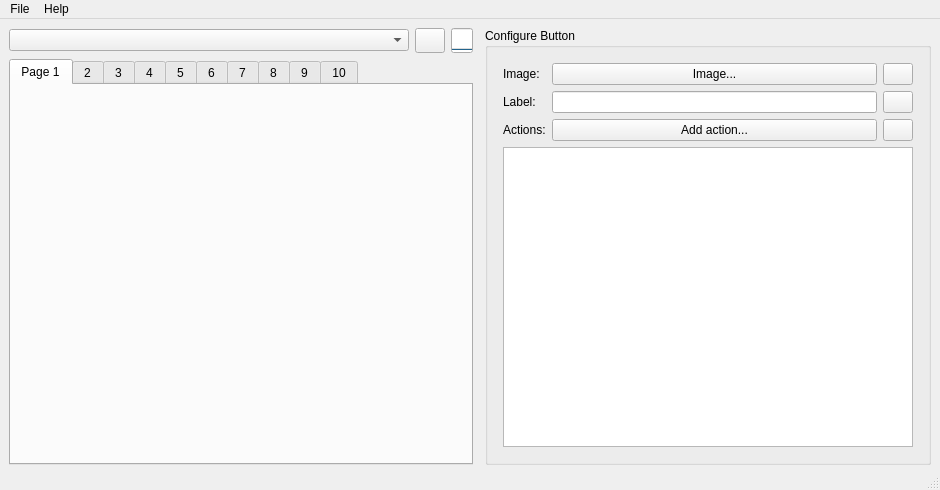
First picture: the form in streamdeck_ui/main.ui, repository timothycrosley/streamdeck-ui, before the edit.
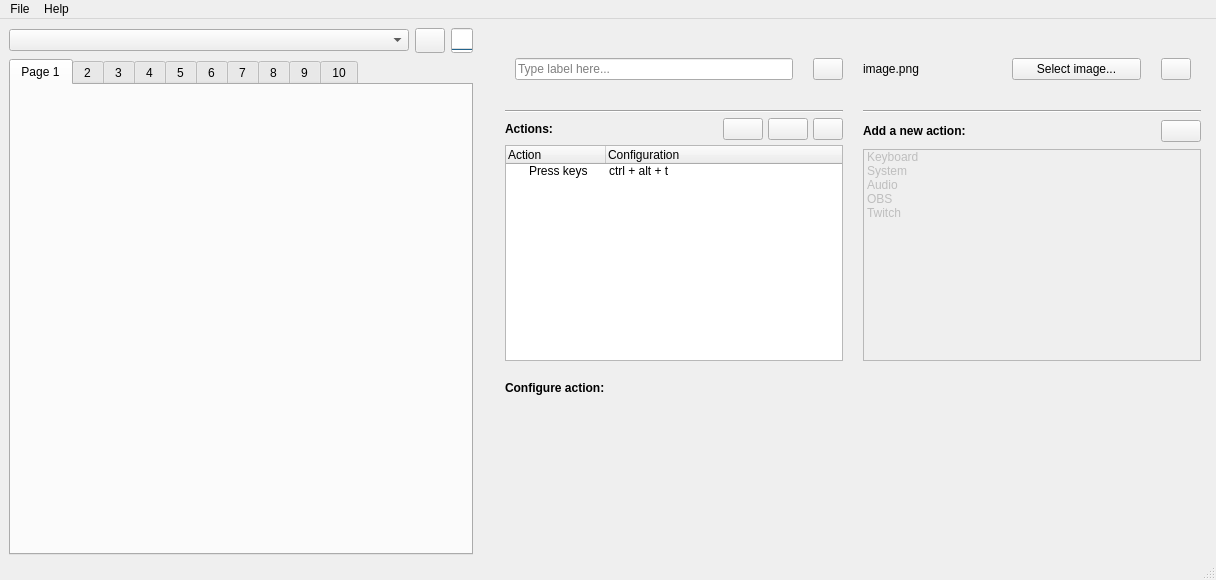
Second picture: the form after the edit. Icons and pictures are not drawn.

Commit message:
WIP some form layout experiments
This will likely be all discarded. Final version should have splitter
control to allow user to resize.

Patch:
```diff
--- a/streamdeck_ui/main.ui
+++ b/streamdeck_ui/main.ui
@@ -6,8 +6,8 @@
    <rect>
     <x>0</x>
     <y>0</y>
-    <width>940</width>
-    <height>490</height>
+    <width>1216</width>
+    <height>580</height>
    </rect>
   </property>
   <property name="windowTitle">
@@ -220,26 +220,15 @@
        </layout>
       </item>
       <item>
-       <layout class="QHBoxLayout" name="right_horizontalLayout">
-        <item>
-         <widget class="QGroupBox" name="groupBox">
-          <property name="minimumSize">
-           <size>
-            <width>250</width>
-            <height>0</height>
-           </size>
-          </property>
-          <property name="title">
-           <string>Configure Button</string>
-          </property>
-          <layout class="QVBoxLayout" name="verticalLayout_3">
-           <item>
-            <layout class="QVBoxLayout" name="verticalLayout_4">
+       <layout class="QVBoxLayout" name="verticalLayout" stretch="0,3,2">
+        <property name="spacing">
+         <number>20</number>
+        </property>
              <property name="leftMargin">
-              <number>6</number>
+         <number>20</number>
              </property>
              <property name="topMargin">
-              <number>6</number>
+         <number>20</number>
              </property>
              <property name="rightMargin">
               <number>6</number>
@@ -248,74 +237,36 @@
               <number>6</number>
              </property>
              <item>
-              <layout class="QFormLayout" name="formLayout">
-               <item row="0" column="0">
-                <widget class="QLabel" name="label">
-                 <property name="text">
-                  <string>Image:</string>
-                 </property>
-                </widget>
-               </item>
-               <item row="0" column="1">
+         <layout class="QHBoxLayout" name="horizontalLayout_6" stretch="1,1">
+          <property name="leftMargin">
+           <number>10</number>
+          </property>
+          <property name="topMargin">
+           <number>10</number>
+          </property>
+          <property name="rightMargin">
+           <number>10</number>
+          </property>
+          <property name="bottomMargin">
+           <number>10</number>
+          </property>
+          <item>
                 <layout class="QHBoxLayout" name="horizontalLayout_2">
-                 <property name="spacing">
-                  <number>6</number>
-                 </property>
                  <item>
-                  <widget class="QPushButton" name="imageButton">
-                   <property name="text">
-                    <string>Image...</string>
-                   </property>
-                  </widget>
-                 </item>
-                 <item>
-                  <widget class="QPushButton" name="removeButton">
-                   <property name="sizePolicy">
-                    <sizepolicy hsizetype="Minimum" vsizetype="Minimum">
-                     <horstretch>0</horstretch>
-                     <verstretch>0</verstretch>
-                    </sizepolicy>
-                   </property>
-                   <property name="maximumSize">
-                    <size>
-                     <width>30</width>
-                     <height>16777215</height>
-                    </size>
-                   </property>
-                   <property name="toolTip">
-                    <string>Remove the image from the button</string>
-                   </property>
+             <widget class="QLineEdit" name="lineEdit">
+              <property name="inputMask">
+               <string/>
+              </property>
                    <property name="text">
                     <string/>
                    </property>
-                   <property name="icon">
-                    <iconset resource="resources.qrc">
-                     <normaloff>:/icons/icons/cross.png</normaloff>:/icons/icons/cross.png</iconset>
+              <property name="placeholderText">
+               <string>Type label here...</string>
                    </property>
                   </widget>
                  </item>
-                </layout>
-               </item>
-               <item row="1" column="0">
-                <widget class="QLabel" name="label_2">
-                 <property name="text">
-                  <string>Label:</string>
-                 </property>
-                </widget>
-               </item>
-               <item row="1" column="1">
-                <layout class="QHBoxLayout" name="horizontalLayout_3">
                  <item>
-                  <widget class="QLineEdit" name="text"/>
-                 </item>
-                 <item>
-                  <widget class="QPushButton" name="textButton">
-                   <property name="minimumSize">
-                    <size>
-                     <width>30</width>
-                     <height>0</height>
-                    </size>
-                   </property>
+             <widget class="QPushButton" name="pushButton">
                    <property name="maximumSize">
                     <size>
                      <width>30</width>
@@ -336,19 +287,12 @@
                  </item>
                 </layout>
                </item>
-               <item row="2" column="0">
-                <widget class="QLabel" name="label_3">
-                 <property name="text">
-                  <string>Actions:</string>
-                 </property>
-                </widget>
-               </item>
-               <item row="2" column="1">
-                <layout class="QHBoxLayout" name="horizontalLayout">
                  <item>
-                  <widget class="QPushButton" name="pushButton_2">
+           <layout class="QHBoxLayout" name="horizontalLayout_3">
+            <item>
+             <widget class="QLabel" name="label_2">
                    <property name="text">
-                    <string>Add action...</string>
+               <string>image.png</string>
                    </property>
                   </widget>
                  </item>
@@ -356,6 +300,19 @@
                   <widget class="QPushButton" name="pushButton_3">
                    <property name="maximumSize">
                     <size>
+                <width>16777215</width>
+                <height>16777215</height>
+               </size>
+              </property>
+              <property name="text">
+               <string>Select image...</string>
+              </property>
+             </widget>
+            </item>
+            <item>
+             <widget class="QPushButton" name="pushButton_4">
+              <property name="maximumSize">
+               <size>
                      <width>30</width>
                      <height>16777215</height>
                     </size>
@@ -374,38 +331,359 @@
               </layout>
              </item>
              <item>
-              <widget class="QTreeWidget" name="actions">
+         <layout class="QHBoxLayout" name="horizontalLayout" stretch="1,1">
+          <property name="leftMargin">
+           <number>0</number>
+          </property>
+          <property name="rightMargin">
+           <number>0</number>
+          </property>
+          <item>
+           <layout class="QVBoxLayout" name="right_layout">
+            <property name="spacing">
+             <number>5</number>
+            </property>
+            <property name="leftMargin">
+             <number>0</number>
+            </property>
+            <property name="topMargin">
+             <number>0</number>
+            </property>
+            <property name="rightMargin">
+             <number>0</number>
+            </property>
+            <property name="bottomMargin">
+             <number>0</number>
+            </property>
+            <item>
+             <widget class="Line" name="line">
+              <property name="orientation">
+               <enum>Qt::Horizontal</enum>
+              </property>
+             </widget>
+            </item>
+            <item>
+             <layout class="QHBoxLayout" name="horizontalLayout_4">
+              <item>
+               <widget class="QLabel" name="label_4">
+                <property name="font">
+                 <font>
+                  <weight>75</weight>
+                  <bold>true</bold>
+                 </font>
+                </property>
+                <property name="text">
+                 <string>Actions:</string>
+                </property>
+               </widget>
+              </item>
+              <item>
+               <spacer name="horizontalSpacer">
+                <property name="orientation">
+                 <enum>Qt::Horizontal</enum>
+                </property>
+                <property name="sizeHint" stdset="0">
+                 <size>
+                  <width>40</width>
+                  <height>20</height>
+                 </size>
+                </property>
+               </spacer>
+              </item>
+              <item>
+               <widget class="QPushButton" name="pushButton_7">
+                <property name="text">
+                 <string/>
+                </property>
+                <property name="icon">
+                 <iconset resource="resources.qrc">
+                  <normaloff>:/icons/icons/up.png</normaloff>:/icons/icons/up.png</iconset>
+                </property>
+               </widget>
+              </item>
+              <item>
+               <widget class="QPushButton" name="pushButton_5">
+                <property name="text">
+                 <string/>
+                </property>
+                <property name="icon">
+                 <iconset resource="resources.qrc">
+                  <normaloff>:/icons/icons/down.png</normaloff>:/icons/icons/down.png</iconset>
+                </property>
+               </widget>
+              </item>
+              <item>
+               <widget class="QPushButton" name="pushButton_6">
                <property name="minimumSize">
                 <size>
                  <width>0</width>
                  <height>0</height>
                 </size>
                </property>
-               <property name="iconSize">
+                <property name="maximumSize">
                 <size>
-                 <width>24</width>
-                 <height>24</height>
-                </size>
-               </property>
-               <property name="headerHidden">
+                  <width>30</width>
+                  <height>16777215</height>
+                 </size>
+                </property>
+                <property name="text">
+                 <string/>
+                </property>
+                <property name="icon">
+                 <iconset resource="resources.qrc">
+                  <normaloff>:/icons/icons/cross.png</normaloff>:/icons/icons/cross.png</iconset>
+                </property>
+               </widget>
+              </item>
+             </layout>
+            </item>
+            <item>
+             <widget class="QTreeWidget" name="treeWidget_2">
+              <attribute name="headerVisible">
                 <bool>true</bool>
+              </attribute>
+              <column>
+               <property name="text">
+                <string>Action</string>
                </property>
+              </column>
                <column>
                 <property name="text">
-                 <string>New Column</string>
-                </property>
-               </column>
+                <string>Configuration</string>
+               </property>
+              </column>
+              <item>
+               <property name="text">
+                <string>Press keys</string>
+               </property>
+               <property name="text">
+                <string>ctrl + alt + t</string>
+               </property>
+              </item>
+             </widget>
+            </item>
+           </layout>
+          </item>
+          <item>
+           <layout class="QVBoxLayout" name="left_layout">
+            <property name="spacing">
+             <number>5</number>
+            </property>
+            <property name="leftMargin">
+             <number>0</number>
+            </property>
+            <property name="topMargin">
+             <number>0</number>
+            </property>
+            <property name="rightMargin">
+             <number>0</number>
+            </property>
+            <property name="bottomMargin">
+             <number>0</number>
+            </property>
+            <item>
+             <widget class="Line" name="line_2">
+              <property name="orientation">
+               <enum>Qt::Horizontal</enum>
+              </property>
+             </widget>
+            </item>
+            <item>
+             <layout class="QHBoxLayout" name="horizontalLayout_5">
+              <property name="topMargin">
+               <number>0</number>
+              </property>
+              <item>
+               <widget class="QLabel" name="label">
+                <property name="minimumSize">
+                 <size>
+                  <width>0</width>
+                  <height>26</height>
+                 </size>
+                </property>
+                <property name="font">
+                 <font>
+                  <weight>75</weight>
+                  <bold>true</bold>
+                 </font>
+                </property>
+                <property name="text">
+                 <string>Add a new action:</string>
+                </property>
+               </widget>
+              </item>
+              <item>
+               <spacer name="horizontalSpacer_2">
+                <property name="orientation">
+                 <enum>Qt::Horizontal</enum>
+                </property>
+                <property name="sizeHint" stdset="0">
+                 <size>
+                  <width>40</width>
+                  <height>20</height>
+                 </size>
+                </property>
+               </spacer>
+              </item>
+              <item>
+               <widget class="QPushButton" name="pushButton_8">
+                <property name="text">
+                 <string/>
+                </property>
+                <property name="icon">
+                 <iconset resource="resources.qrc">
+                  <normaloff>:/icons/icons/plus.png</normaloff>:/icons/icons/plus.png</iconset>
+                </property>
+               </widget>
+              </item>
+             </layout>
+            </item>
+            <item>
+             <widget class="QTreeWidget" name="treeWidget">
+              <property name="enabled">
+               <bool>false</bool>
+              </property>
+              <property name="alternatingRowColors">
+               <bool>false</bool>
+              </property>
+              <property name="iconSize">
+               <size>
+                <width>32</width>
+                <height>32</height>
+               </size>
+              </property>
+              <property name="textElideMode">
+               <enum>Qt::ElideLeft</enum>
+              </property>
+              <property name="indentation">
+               <number>40</number>
+              </property>
+              <property name="rootIsDecorated">
+               <bool>false</bool>
+              </property>
+              <property name="uniformRowHeights">
+               <bool>false</bool>
+              </property>
+              <attribute name="headerVisible">
+               <bool>false</bool>
+              </attribute>
                <column>
                 <property name="text">
-                 <string>New Column</string>
-                </property>
-               </column>
+                <string>1</string>
+               </property>
+              </column>
+              <item>
+               <property name="text">
+                <string>Keyboard</string>
+               </property>
+               <property name="icon">
+                <iconset resource="resources.qrc">
+                 <normaloff>:/icons/icons/keyboard-enter.png</normaloff>:/icons/icons/keyboard-enter.png</iconset>
+               </property>
+               <item>
+                <property name="text">
+                 <string>Press keys</string>
+                </property>
+               </item>
+               <item>
+                <property name="text">
+                 <string>Write text</string>
+                </property>
+               </item>
+              </item>
+              <item>
+               <property name="text">
+                <string>System</string>
+               </property>
+               <property name="icon">
+                <iconset resource="resources.qrc">
+                 <normaloff>:/icons/icons/gear.png</normaloff>:/icons/icons/gear.png</iconset>
+               </property>
+               <item>
+                <property name="text">
+                 <string>Log out</string>
+                </property>
+               </item>
+              </item>
+              <item>
+               <property name="text">
+                <string>Audio</string>
+               </property>
+               <item>
+                <property name="text">
+                 <string>Volume up</string>
+                </property>
+               </item>
+               <item>
+                <property name="text">
+                 <string>Volume down</string>
+                </property>
+               </item>
+               <item>
+                <property name="text">
+                 <string>Mute</string>
+                </property>
+               </item>
+              </item>
+              <item>
+               <property name="text">
+                <string>OBS</string>
+               </property>
+               <item>
+                <property name="text">
+                 <string>Switch scenes</string>
+                </property>
+               </item>
+              </item>
+              <item>
+               <property name="text">
+                <string>Twitch</string>
+               </property>
+               <item>
+                <property name="text">
+                 <string>Chat</string>
+                </property>
+               </item>
+               <item>
+                <property name="text">
+                 <string>Push to talk</string>
+                </property>
+               </item>
+              </item>
               </widget>
              </item>
             </layout>
            </item>
           </layout>
-         </widget>
+        </item>
+        <item>
+         <layout class="QVBoxLayout" name="verticalLayout_3" stretch="0,1">
+          <property name="spacing">
+           <number>5</number>
+          </property>
+          <property name="leftMargin">
+           <number>0</number>
+          </property>
+          <property name="topMargin">
+           <number>0</number>
+          </property>
+          <item>
+           <widget class="QLabel" name="label_3">
+            <property name="font">
+             <font>
+              <weight>75</weight>
+              <bold>true</bold>
+             </font>
+            </property>
+            <property name="text">
+             <string>Configure action:</string>
+            </property>
+           </widget>
+          </item>
+          <item>
+           <widget class="QWidget" name="widget" native="true"/>
+          </item>
+         </layout>
         </item>
        </layout>
       </item>
@@ -418,7 +696,7 @@
     <rect>
      <x>0</x>
      <y>0</y>
-     <width>940</width>
+     <width>1216</width>
      <height>22</height>
     </rect>
    </property>
```
Left out of the diff: 7 changed lines with no effect on the pictures. Lines whose indentation alone changed are shown as unchanged. The commit also changes 4 other files.
